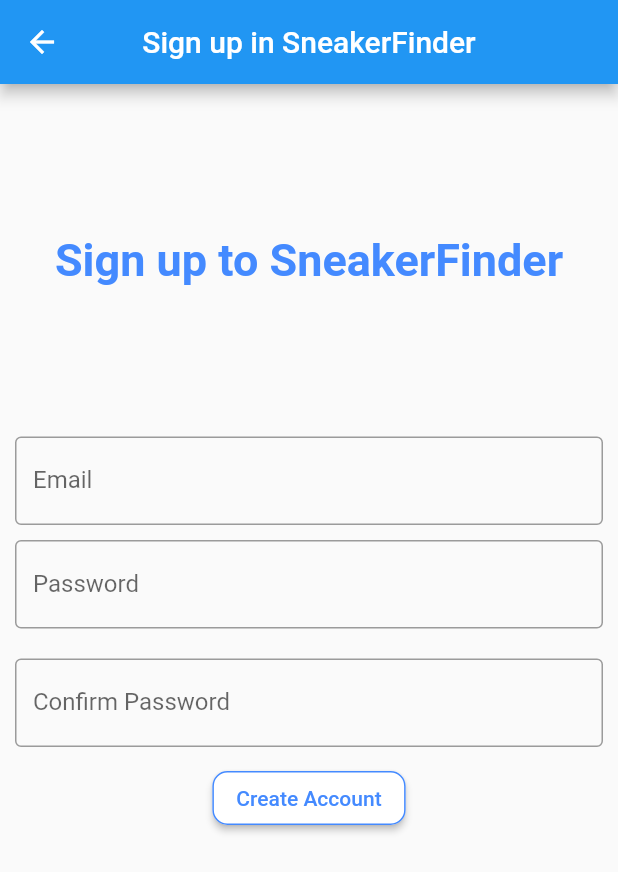
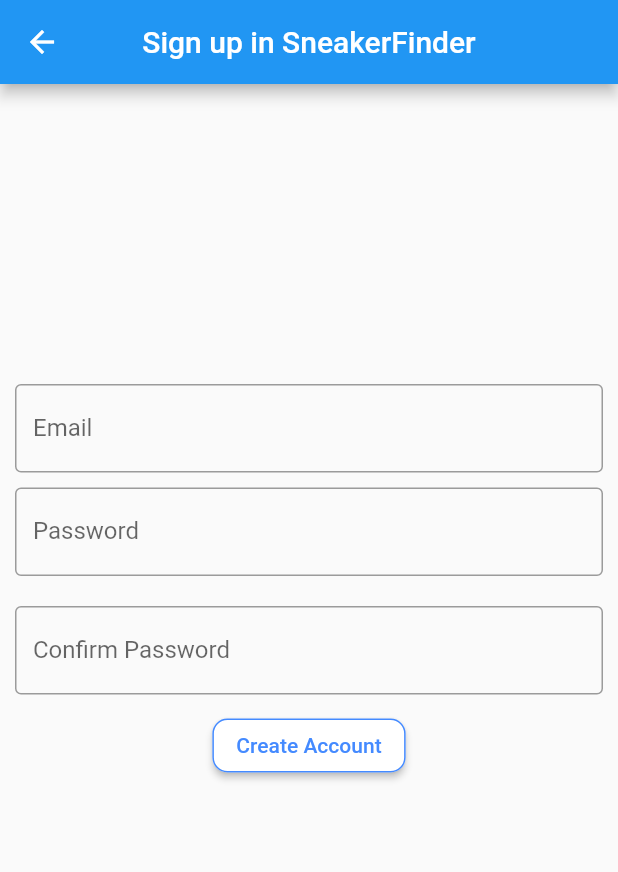
Before and after one commit to faustiB/snfr-front, a Flutter app: the SignupView screen opened by its route, on a phone screen of 412 x 824 dp. Shown: the top 872 px of the screen. Run offline on Flutter 3.47's test engine with Material 2 defaults, Android fonts, the phone set to English and light mode, and no system bars; our stand-ins replace cloud_firestore, firebase_auth, firebase_core, get; accounts and stored records are empty; generated files the repository leaves out were written again.

Commit message:
last updates

```diff
--- a/snfr_front/lib/app/modules/landing/views/landing_view.dart
+++ b/snfr_front/lib/app/modules/landing/views/landing_view.dart
@@ -57,7 +57,7 @@
               children: [
                 ChangeOrderButton(controller: controller),
                 const SizedBox(width: 10),
-                Container(
+                /*Container(
                   margin: const EdgeInsets.only(top: 16),
                   child: ElevatedButton(
                     style: ElevatedButton.styleFrom(
@@ -71,7 +71,7 @@
                       color: Colors.white,
                     ),
                   ),
-                )
+                )*/
               ],
             ),
             const SizedBox(height: 10),
@@ -127,9 +127,7 @@
                         borderOnForeground: true,
                       ),
                       onTap: () {
-                        //TODO: Move this to detail page of item.
                         Get.toNamed(Routes.DETAIL, arguments: controller.shoes[index]);
-                        //launchUrl(Uri.parse(controller.shoes[index].url!));
                       },
                     );
                   },
--- a/snfr_front/lib/app/modules/login/views/custom_form_field_view.dart
+++ b/snfr_front/lib/app/modules/login/views/custom_form_field_view.dart
@@ -40,7 +40,6 @@
             }
           }
         if (isPassword) {
-          //Todo : maybe abstract in controller.
             if (value!.length < 6 ) {
               return 'Password must be at least 6 characters';
             } else if (GetUtils.isAlphabetOnly(value)) {
--- a/snfr_front/lib/app/modules/signup/views/signup_view.dart
+++ b/snfr_front/lib/app/modules/signup/views/signup_view.dart
@@ -23,14 +23,6 @@
         children: [
           Container(
             margin: const EdgeInsets.only(top: 100),
-            child: Text(
-              "Sign up to SneakerFinder",
-              style: TextStyle(
-                color: Colors.blueAccent,
-                fontSize: 30,
-                fontWeight: FontWeight.bold,
-              ),
-            ),
           ),
           CustomFormFieldView(
             margins: const EdgeInsets.only(top: 100, left: 10, right: 10),
```
